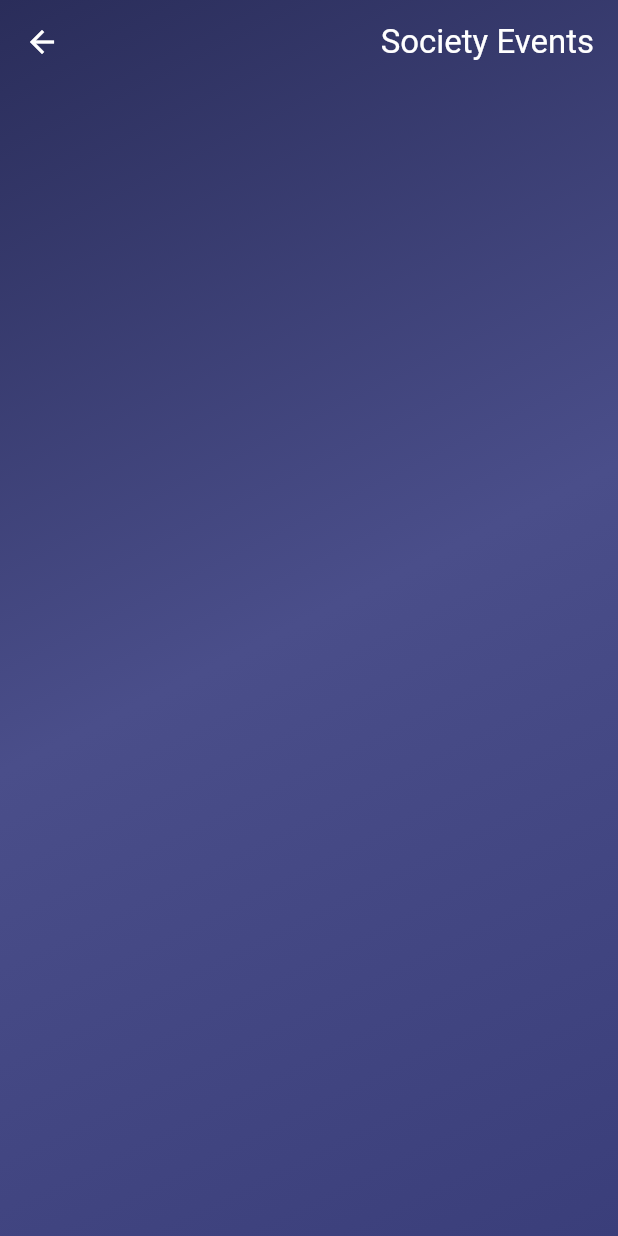
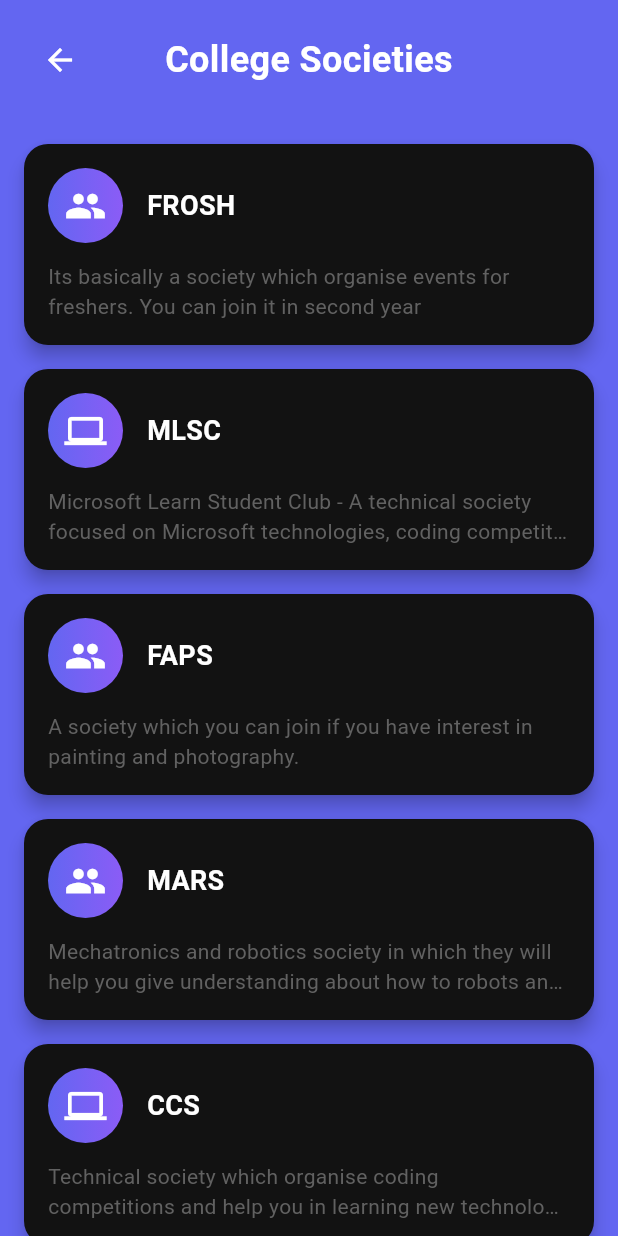
Before and after one commit to WEFT-TIET/FRONTEND, a Flutter app: the DrawerWidget widget shown alone on an empty page, opened directly, after a tap on "Society Events", on a phone screen of 412 x 824 dp. Run offline on Flutter 3.47's test engine with Material 3 defaults, Android fonts, the phone set to English and light mode, and no system bars; our stand-ins replace cloud_firestore, firebase_core, firebase_storage, flutter_card_swiper, flutter_riverpod, flutter_svg and 4 more; missing offline and left inert: jwt_decode; accounts and stored records are empty; network calls fail.

Commit message:
Society Page Updated

```diff
--- a/frontend_weft/lib/core/theme/theme.dart
+++ b/frontend_weft/lib/core/theme/theme.dart
@@ -25,7 +25,7 @@ class DarkAppTheme {
       ProfileTheme(
         backgroundColor: AppPallete.profileBackgroundDark,
         cardColor: AppPallete.profileCardBackground,
-        accentColor: AppPallete.profileAccent,
+        accentColor: const Color.fromARGB(255, 99, 102, 241),
         textSecondaryColor: AppPallete.profileTextSecondary,
         dialogBackgroundColor: AppPallete.profileDialogBackground,
         glassEffect: GlassEffect(
--- a/frontend_weft/lib/features/home/view/Drawer/drawer.dart
+++ b/frontend_weft/lib/features/home/view/Drawer/drawer.dart
@@ -1,7 +1,7 @@
 import 'package:flutter/material.dart';
 import 'package:frontend_weft/core/theme/app_pallete.dart';
 import 'package:frontend_weft/features/home/view/Drawer/attendance.dart';
-import 'package:frontend_weft/features/home/view/Drawer/event.dart';
+import 'package:frontend_weft/features/home/view/Drawer/soc_page/pages/society_page.dart';
 import 'package:frontend_weft/features/home/view/Drawer/map.dart';
 import 'package:frontend_weft/features/home/view/Drawer/party.dart';
 
@@ -51,7 +51,7 @@ class DrawerWidget extends StatelessWidget {
                           context: context,
                           icon: Icons.event,
                           title: 'Society Events',
-                          page: EventPage(),
+                          page: SocietyPage(),
                         ),
                         _buildMenuItem(
                           context: context,
@@ -73,16 +73,6 @@ class DrawerWidget extends StatelessWidget {
                         ),
                       ],
                     ),
-                  ),
-                  Padding(
-                    padding: const EdgeInsets.all(20.0),
-                    child: Text("Made with 🤍 by WEFT",
-                        style: TextStyle(
-                          color: AppPallete.textPrimaryDark,
-                          fontSize: 14,
-                          fontWeight: FontWeight.w400,
-                        ),
-                      ),
                   ),
                 ],
               ),
--- a/frontend_weft/lib/features/home/view/Drawer/event.dart
+++ /dev/null
@@ -1,39 +0,0 @@
-import 'package:flutter/material.dart';
-import 'package:frontend_weft/core/theme/app_pallete.dart';
-
-class EventPage extends StatelessWidget {
-  const EventPage({super.key});
-
-  @override
-  Widget build(BuildContext context) {
-    return Container(
-      decoration: BoxDecoration(
-        gradient: LinearGradient(
-          begin: Alignment.topLeft,
-          end: Alignment.bottomRight,
-          colors: [
-            AppPallete.gradient1,
-            AppPallete.gradient2,
-            AppPallete.gradient3,
-          ],
-        ),
-      ),
-      child: Scaffold(
-        appBar: AppBar(
-          backgroundColor: AppPallete.transperantColor,
-          leading: IconButton(
-            icon: Icon(Icons.arrow_back),
-            onPressed: () {
-              Navigator.pop(context);
-            },
-          ),
-          centerTitle: false,
-          title: Row(
-            mainAxisAlignment: MainAxisAlignment.end, // Push content to right
-            children: [Text('Society Events')],
-          ),
-        ),
-      ),
-    );
-  }
-}
--- /dev/null
+++ b/frontend_weft/lib/features/home/view/Drawer/soc_page/model/society_model.dart
@@ -0,0 +1,19 @@
+import 'package:flutter/material.dart';
+
+class Society {
+  final String id;
+  final String name;
+  final IconData icon;
+  //final String memberCount;
+
+  final String description;
+
+  Society({
+    required this.id,
+    required this.name,
+    required this.icon,
+    //required this.memberCount,
+
+    required this.description,
+  });
+}
--- /dev/null
+++ b/frontend_weft/lib/features/home/view/Drawer/soc_page/pages/society_page.dart
@@ -0,0 +1,388 @@
+import 'package:flutter/material.dart';
+import 'package:frontend_weft/features/home/view/Drawer/soc_page/model/society_model.dart';
+import 'package:frontend_weft/features/home/view/Drawer/soc_page/services/society_service.dart';
+
+class SocietyPage extends StatelessWidget {
+  const SocietyPage({Key? key}) : super(key: key);
+
+  @override
+  Widget build(BuildContext context) {
+    return Scaffold(
+      body: Container(
+        color: Color.fromARGB(255, 99, 102, 241),
+        child: SafeArea(
+          child: Column(
+            children: [
+              // Header
+              Padding(
+                padding: const EdgeInsets.all(16.0),
+                child: Row(
+                  children: [
+                    IconButton(
+                      icon: Icon(Icons.arrow_back, color: Colors.white),
+                      onPressed: () => Navigator.pop(context),
+                    ),
+                    Expanded(
+                      child: Text(
+                        'College Societies',
+                        style: TextStyle(
+                          color: const Color.fromARGB(255, 255, 255, 255),
+                          fontSize: 24,
+                          fontWeight: FontWeight.bold,
+                        ),
+                        textAlign: TextAlign.center,
+                      ),
+                    ),
+                    SizedBox(width: 48), // For balance
+                  ],
+                ),
+              ),
+
+              // Society List
+              Expanded(
+                child: ListView.builder(
+                  padding: EdgeInsets.all(16),
+                  itemCount: SocietyService.societies.length,
+                  itemBuilder: (context, index) {
+                    final society = SocietyService.societies[index];
+                    return SocietyCard(society: society);
+                  },
+                ),
+              ),
+            ],
+          ),
+        ),
+      ),
+    );
+  }
+}
+
+class SocietyCard extends StatelessWidget {
+  final Society society;
+
+  const SocietyCard({Key? key, required this.society}) : super(key: key);
+
+  @override
+  Widget build(BuildContext context) {
+    return Card(
+      margin: EdgeInsets.only(bottom: 16),
+      shape: RoundedRectangleBorder(
+        borderRadius: BorderRadius.circular(16),
+      ),
+      elevation: 5,
+      child: InkWell(
+        borderRadius: BorderRadius.circular(16),
+        onTap: () {
+          Navigator.push(
+            context,
+            MaterialPageRoute(
+              builder: (context) => SocietyDetailPage(society: society),
+            ),
+          );
+        },
+        child: Padding(
+          padding: EdgeInsets.all(16),
+          child: Column(
+            crossAxisAlignment: CrossAxisAlignment.start,
+            children: [
+              Row(
+                children: [
+                  Container(
+                    width: 50,
+                    height: 50,
+                    decoration: BoxDecoration(
+                      gradient: LinearGradient(
+                        colors: [Color(0xFF6366f1), Color(0xFF8b5cf6)],
+                      ),
+                      shape: BoxShape.circle,
+                    ),
+                    child: Icon(
+                      society.icon,
+                      color: Colors.white,
+                      size: 28,
+                    ),
+                  ),
+                  SizedBox(width: 16),
+                  Expanded(
+                    child: Column(
+                      crossAxisAlignment: CrossAxisAlignment.start,
+                      children: [
+                        Text(
+                          society.name,
+                          style: TextStyle(
+                            fontSize: 18,
+                            fontWeight: FontWeight.bold,
+                          ),
+                        ),
+                      ],
+                    ),
+                  ),
+                ],
+              ),
+              SizedBox(height: 12),
+              Text(
+                society.description,
+                maxLines: 2,
+                overflow: TextOverflow.ellipsis,
+                style: TextStyle(
+                  color: Colors.grey[700],
+                ),
+              ),
+            ],
+          ),
+        ),
+      ),
+    );
+  }
+}
+
+class SocietyDetailPage extends StatelessWidget {
+  final Society society;
+
+  const SocietyDetailPage({Key? key, required this.society}) : super(key: key);
+
+  @override
+  Widget build(BuildContext context) {
+    return Scaffold(
+      body: Container(
+        decoration: BoxDecoration(
+          gradient: LinearGradient(
+            begin: Alignment.topLeft,
+            end: Alignment.bottomRight,
+            colors: [
+              Color(0xFF1a1a2e),
+              Color(0xFF16213e),
+              Color(0xFF0f4c75),
+            ],
+          ),
+        ),
+        child: SafeArea(
+          child: Column(
+            children: [
+              // Custom App Bar
+              Padding(
+                padding: EdgeInsets.all(16),
+                child: Row(
+                  children: [
+                    IconButton(
+                      icon: Icon(Icons.arrow_back, color: Colors.white),
+                      onPressed: () => Navigator.pop(context),
+                    ),
+                    Expanded(
+                      child: Text(
+                        society.name,
+                        style: TextStyle(
+                          color: Colors.white,
+                          fontSize: 20,
+                          fontWeight: FontWeight.bold,
+                        ),
+                        textAlign: TextAlign.center,
+                      ),
+                    ),
+                    SizedBox(width: 48), // Balance the back button
+                  ],
+                ),
+              ),
+
+              Expanded(
+                child: SingleChildScrollView(
+                  padding: EdgeInsets.all(16),
+                  child: Column(
+                    crossAxisAlignment: CrossAxisAlignment.start,
+                    children: [
+                      // Society Info Card
+                      Container(
+                        width: double.infinity,
+                        padding: EdgeInsets.all(24),
+                        decoration: BoxDecoration(
+                          color: Color(0x0DFFFFFF),
+                          borderRadius: BorderRadius.circular(20),
+                          border: Border.all(color: Color(0x33FFFFFF), width: 1),
+                          boxShadow: [
+                            BoxShadow(
+                              color: Colors.black.withOpacity(0.3),
+                              blurRadius: 10,
+                              offset: Offset(0, 5),
+                            ),
+                          ],
+                        ),
+                        child: Column(
+                          children: [
+                            // Society Logo
+                            Container(
+                              width: 100,
+                              height: 100,
+                              decoration: BoxDecoration(
+                                gradient: LinearGradient(
+                                  colors: [Color(0xFF6366f1), Color(0xFF8b5cf6)],
+                                ),
+                                shape: BoxShape.circle,
+                                boxShadow: [
+                                  BoxShadow(
+                                    color: Color(0xFF6366f1).withOpacity(0.4),
+                                    blurRadius: 15,
+                                    offset: Offset(0, 8),
+                                  ),
+                                ],
+                              ),
+                              child: Icon(
+                                society.icon,
+                                color: Colors.white,
+                                size: 50,
+                              ),
+                            ),
+
+                            SizedBox(height: 16),
+
+                            // Society Name
+                            Text(
+                              society.name,
+                              style: TextStyle(
+                                color: Colors.white,
+                                fontSize: 28,
+                                fontWeight: FontWeight.bold,
+                              ),
+                            ),
+                          ],
+                        ),
+                      ),
+
+                      SizedBox(height: 24),
+
+                      // Description Section
+                      Text(
+                        'About',
+                        style: TextStyle(
+                          color: Colors.white,
+                          fontSize: 22,
+                          fontWeight: FontWeight.bold,
+                        ),
+                      ),
+
+                      SizedBox(height: 12),
+
+                      Container(
+                        width: double.infinity,
+                        padding: EdgeInsets.all(20),
+                        decoration: BoxDecoration(
+                          color: Color(0x0DFFFFFF),
+                          borderRadius: BorderRadius.circular(16),
+                          border: Border.all(color: Color(0x33FFFFFF), width: 1),
+                        ),
+                        child: Text(
+                          society.description,
+                          style: TextStyle(
+                            color: Colors.grey[300],
+                            fontSize: 16,
+                            height: 1.5,
+                          ),
+                        ),
+                      ),
+
+                      SizedBox(height: 24),
+
+                      // Contact/Join Section
+                      Container(
+                        width: double.infinity,
+                        padding: EdgeInsets.all(20),
+                        decoration: BoxDecoration(
+                          color: Color(0x0DFFFFFF),
+                          borderRadius: BorderRadius.circular(16),
+                          border: Border.all(color: Color(0x33FFFFFF), width: 1),
+                        ),
+                        child: Column(
+                          crossAxisAlignment: CrossAxisAlignment.start,
+                          children: [
+                            Text(
+                              'Get Involved',
+                              style: TextStyle(
+                                color: Colors.white,
+                                fontSize: 18,
+                                fontWeight: FontWeight.bold,
+                              ),
+                            ),
+                            SizedBox(height: 12),
+                            Text(
+                              'Interested in joining ${society.name}? Connect with us through our events and activities.',
+                              style: TextStyle(
+                                color: Colors.grey[300],
+                                fontSize: 14,
+                                height: 1.4,
+                              ),
+                            ),
+                            SizedBox(height: 16),
+                            Row(
+                              children: [
+                                Expanded(
+                                  child: ElevatedButton(
+                                    onPressed: () {
+                                      ScaffoldMessenger.of(context).showSnackBar(
+                                        SnackBar(
+                                          content: Text('Contact info will be available soon!'),
+                                          backgroundColor: Color(0xFF6366f1),
+                                          duration: Duration(milliseconds: 500),
+                                        ),
+                                      );
+                                    },
+                                    style: ElevatedButton.styleFrom(
+                                      backgroundColor: Color(0xFF6366f1),
+                                      foregroundColor: Colors.white,
+                                      padding: EdgeInsets.symmetric(vertical: 12),
+                                      shape: RoundedRectangleBorder(
+                                        borderRadius: BorderRadius.circular(12),
+                                      ),
+                                    ),
+                                    child: Text(
+                                      'Contact',
+                                      style: TextStyle(
+                                        fontSize: 14,
+                                        fontWeight: FontWeight.bold,
+                                      ),
+                                    ),
+                                  ),
+                                ),
+                                SizedBox(width: 12),
+                                Expanded(
+                                  child: ElevatedButton(
+                                    onPressed: () {
+                                      ScaffoldMessenger.of(context).showSnackBar(
+                                        SnackBar(
+                                          content: Text('Follow feature coming soon!'),
+                                          backgroundColor: Color(0xFF8b5cf6),
+                                          duration: Duration(milliseconds: 500),
+                                        ),
+                                      );
+                                    },
+                                    style: ElevatedButton.styleFrom(
+                                      backgroundColor: Color(0xFF8b5cf6),
+                                      foregroundColor: Colors.white,
+                                      padding: EdgeInsets.symmetric(vertical: 12),
+                                      shape: RoundedRectangleBorder(
+                                        borderRadius: BorderRadius.circular(12),
+                                      ),
+                                    ),
+                                    child: Text(
+                                      'Follow',
+                                      style: TextStyle(
+                                        fontSize: 14,
+                                        fontWeight: FontWeight.bold,
+                                      ),
+                                    ),
+                                  ),
+                                ),
+                              ],
+                            ),
+                          ],
+                        ),
+                      ),
+                    ],
+                  ),
+                ),
+              ),
+            ],
+          ),
+        ),
+      ),
+    );
+  }
+}
--- /dev/null
+++ b/frontend_weft/lib/features/home/view/Drawer/soc_page/services/society_service.dart
@@ -0,0 +1,48 @@
+import 'package:flutter/material.dart';
+import 'package:frontend_weft/features/home/view/Drawer/soc_page/model/society_model.dart';
+
+class SocietyService {
+  static List<Society> societies = [
+    Society(
+      id: 'frosh',
+      name: 'FROSH',
+      icon: Icons.people,
+      description: 'Its basically a society which organise events for freshers. You can join it in second year',
+    ),
+    Society(
+      id: 'mlsc',
+      name: 'MLSC',
+      icon: Icons.computer,
+      description: 'Microsoft Learn Student Club - A technical society focused on Microsoft technologies, coding competitions, and skill development. We help students learn new technologies and build amazing projects.',
+
+    ),
+    Society(
+      id: 'faps',
+      name: 'FAPS',
+      icon: Icons.people,
+      description: 'A society which you can join if you have interest in painting and photography.',
+
+    ),
+    Society(
+      id: 'mars',
+      name: 'MARS',
+       icon: Icons.people,
+      description: 'Mechatronics and robotics society in which they will help you give understanding about how to robots and stuff.',
+    ),
+    Society(
+      id: 'ccs',
+      name: 'CCS',
+      icon: Icons.computer,
+      description: 'Technical society which organise coding competitions and help you in learning new technologies.',
+
+    ),
+  ];
+
+  static Society? getSocietyById(String id) {
+    try {
+      return societies.firstWhere((society) => society.id == id);
+    } catch (e) {
+      return null;
+    }
+  }
+}
```
Also changed, not shown: 2 other files.
